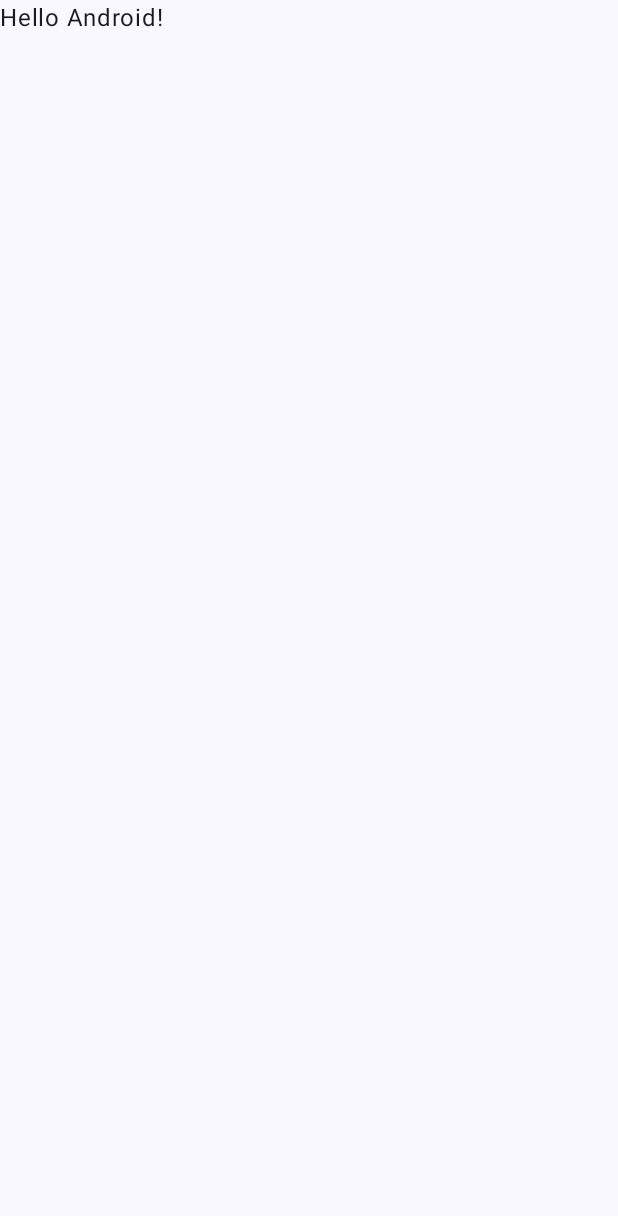
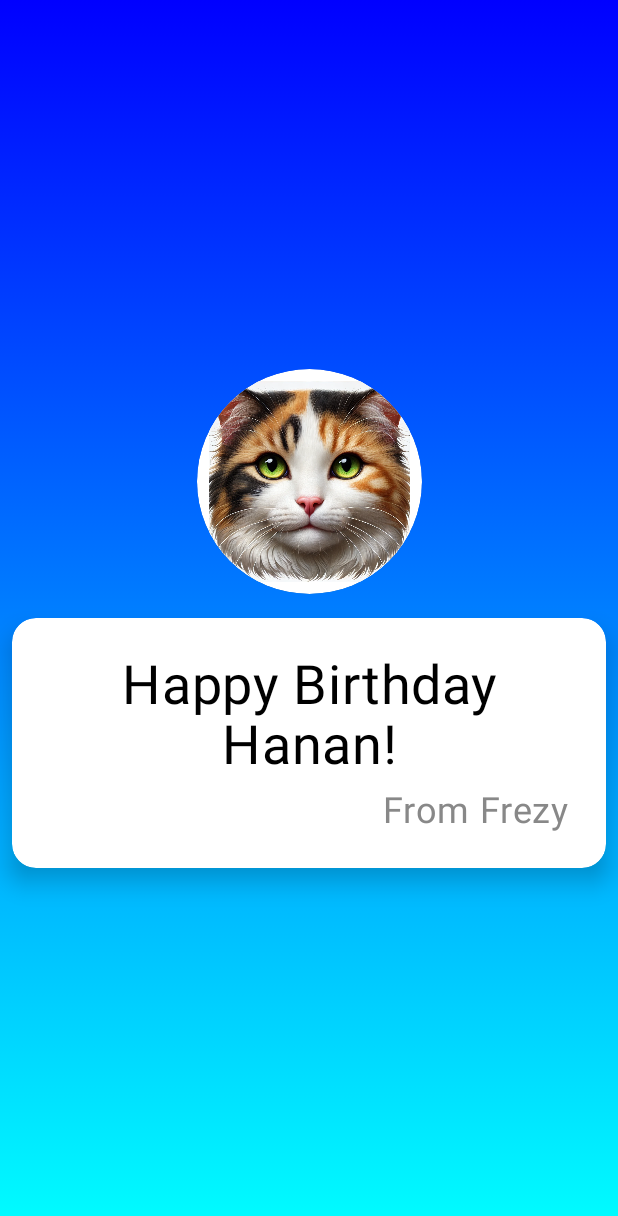
Before and after one commit to hanan1lab/Happy-Birthday, an Android app built with Jetpack Compose: the screen it shows after launch (MainActivity), on a phone screen of 412 x 824 dp. Before the commit the part shown is almost empty. Shown: the top 1216 px of the screen. Run offline under Robolectric (Android 15) with nearby library versions, the phone set to English and light mode, and no system bars.

Commit message:
Aplikasi kartu nama pertemuan 5

```diff
--- a/app/src/main/java/com/example/happybirthday/MainActivity.kt
+++ b/app/src/main/java/com/example/happybirthday/MainActivity.kt
@@ -3,26 +3,47 @@ package com.example.happybirthday
 import android.os.Bundle
 import androidx.activity.ComponentActivity
 import androidx.activity.compose.setContent
-import androidx.activity.enableEdgeToEdge
-import androidx.compose.foundation.layout.fillMaxSize
-import androidx.compose.foundation.layout.padding
-import androidx.compose.material3.Scaffold
+import androidx.compose.foundation.Image
+import androidx.compose.foundation.background
+import androidx.compose.foundation.layout.*
+import androidx.compose.foundation.shape.CircleShape
+import androidx.compose.foundation.shape.RoundedCornerShape
+import androidx.compose.material3.MaterialTheme
+import androidx.compose.material3.Surface
 import androidx.compose.material3.Text
 import androidx.compose.runtime.Composable
+import androidx.compose.ui.Alignment
 import androidx.compose.ui.Modifier
+import androidx.compose.ui.draw.clip
+import androidx.compose.ui.draw.shadow
+import androidx.compose.ui.graphics.Brush
+import androidx.compose.ui.graphics.Color
+import androidx.compose.ui.layout.ContentScale
+import androidx.compose.ui.res.painterResource
+import androidx.compose.ui.text.style.TextAlign
 import androidx.compose.ui.tooling.preview.Preview
+import androidx.compose.ui.unit.dp
+import androidx.compose.ui.unit.sp
 import com.example.happybirthday.ui.theme.HappyBirthdayTheme
 
 class MainActivity : ComponentActivity() {
     override fun onCreate(savedInstanceState: Bundle?) {
         super.onCreate(savedInstanceState)
-        enableEdgeToEdge()
         setContent {
             HappyBirthdayTheme {
-                Scaffold(modifier = Modifier.fillMaxSize()) { innerPadding ->
-                    Greeting(
-                        name = "Android",
-                        modifier = Modifier.padding(innerPadding)
+                // A surface container using the 'background' color from the theme
+                Surface(
+                    modifier = Modifier
+                        .fillMaxSize()
+                        .background(Brush.verticalGradient(  // Menggunakan gradient pada background
+                            colors = listOf(Color.Blue, Color.Cyan)
+                        )),
+                    color = Color.Transparent
+                ) {
+                    GreetingText(
+                        message = "Happy Birthday Hanan!",
+                        from = "From Frezy",
+                        modifier = Modifier.padding(8.dp)
                     )
                 }
             }
@@ -31,17 +52,59 @@ class MainActivity : ComponentActivity() {
 }
 
 @Composable
-fun Greeting(name: String, modifier: Modifier = Modifier) {
-    Text(
-        text = "Hello $name!",
-        modifier = modifier
-    )
+fun GreetingText(message: String, from: String, modifier: Modifier = Modifier) {
+    Column(
+        verticalArrangement = Arrangement.Center,
+        horizontalAlignment = Alignment.CenterHorizontally,
+        modifier = modifier.fillMaxSize()
+    ) {
+        Image(
+            painter = painterResource(id = R.drawable.gambar),  // Memanggil gambar
+            contentDescription = null,
+            modifier = Modifier
+                .size(150.dp)
+                .clip(CircleShape)
+                .shadow(8.dp, CircleShape)  // Menambahkan bayangan di sekitar gambar
+                .background(Color.White)
+                .padding(8.dp),
+            contentScale = ContentScale.Crop
+        )
+
+        // Box untuk menempatkan teks di dalam kotak yang lebih estetis
+        Box(
+            modifier = Modifier
+                .padding(top = 16.dp)
+                .shadow(10.dp, RoundedCornerShape(16.dp))  // Menambahkan bayangan untuk memberi efek 3D
+                .clip(RoundedCornerShape(16.dp))  // Membuat sudut lebih melengkung
+                .background(Color.White)  // Latar belakang kotak berwarna putih
+                .padding(24.dp)  // Padding di dalam kotak
+        ) {
+            Column(
+                horizontalAlignment = Alignment.CenterHorizontally,
+            ) {
+                Text(
+                    text = message,
+                    fontSize = 36.sp,
+                    lineHeight = 40.sp,
+                    textAlign = TextAlign.Center,
+                    color = Color.Black,  // Warna teks
+                    modifier = Modifier.padding(bottom = 8.dp)
+                )
+                Text(
+                    text = from,
+                    fontSize = 24.sp,
+                    color = Color.Gray,  // Warna teks "From Frezy"
+                    modifier = Modifier.align(Alignment.End)
+                )
+            }
+        }
+    }
 }
 
 @Preview(showBackground = true)
 @Composable
-fun GreetingPreview() {
+fun BirthdayCardPreview() {
     HappyBirthdayTheme {
-        Greeting("Android")
+        GreetingText(message = "Happy Birthday Hanan!", from = "From Frezy")
     }
 }
```
Also changed, not shown: app/src/main/res/drawable/gambar.png (added).
